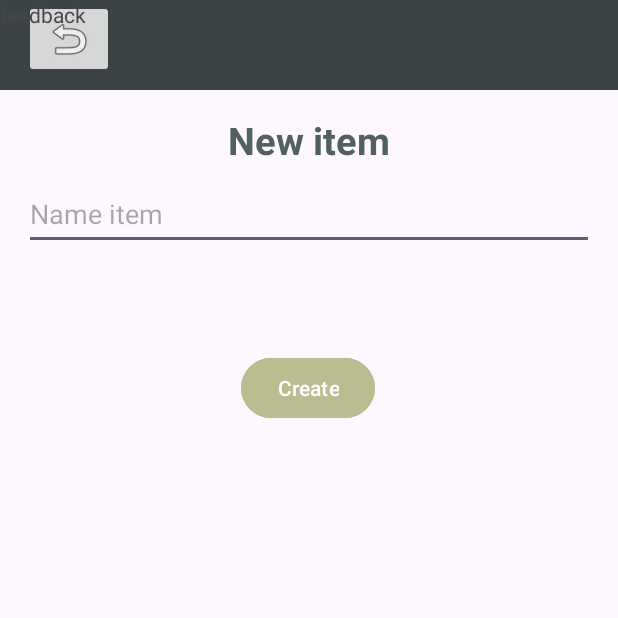
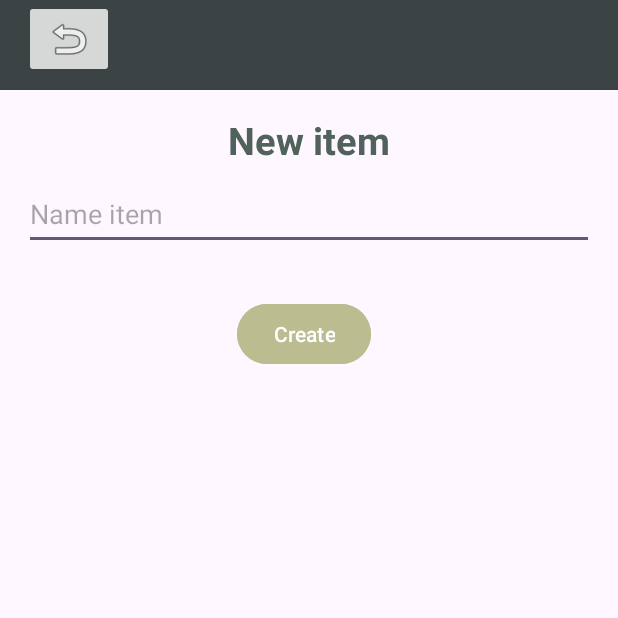
Before and after one commit to mxke17/SanchosList, an Android app: the createNewList screen opened directly, with no data from a screen before it, on a phone screen of 412 x 824 dp, the top half of it. Run offline under Robolectric (Android 15) with nearby library versions, the phone set to English and light mode, and no system bars.

Commit message:
fix: text sizes

```diff
--- a/SanchosLists/app/src/main/res/layout/activity_create_new_list.xml
+++ b/SanchosLists/app/src/main/res/layout/activity_create_new_list.xml
@@ -65,28 +65,18 @@
 
     <!-- Botón de crear -->
 
-    <TextView
-        android:id="@+id/textView"
-        android:layout_width="378dp"
-        android:layout_height="48dp"
-        android:text="@string/feedback"
-        tools:ignore="MissingConstraints"
-        tools:layout_editor_absoluteX="16dp"
-        tools:layout_editor_absoluteY="177dp" />
-
     <Button
         android:id="@+id/createButton"
         android:layout_width="wrap_content"
         android:layout_height="wrap_content"
-        android:layout_marginTop="68dp"
+        android:layout_marginTop="32dp"
         android:backgroundTint="#bbbd91"
         android:onClick="createList"
         android:text="@string/createButton"
         app:layout_constraintEnd_toEndOf="parent"
-        app:layout_constraintHorizontal_bias="0.498"
+        app:layout_constraintHorizontal_bias="0.49"
         app:layout_constraintStart_toStartOf="parent"
         app:layout_constraintTop_toBottomOf="@+id/listNameEditText" />
 
 
-
 </androidx.constraintlayout.widget.ConstraintLayout>
--- a/SanchosLists/app/src/main/res/layout/list_name_item.xml
+++ b/SanchosLists/app/src/main/res/layout/list_name_item.xml
@@ -4,7 +4,8 @@
     xmlns:tools="http://schemas.android.com/tools"
     android:layout_width="match_parent"
     android:layout_height="wrap_content"
-    android:orientation="vertical">
+    android:orientation="vertical"
+    android:paddingHorizontal="50px">
 
     <androidx.cardview.widget.CardView
         android:layout_width="match_parent"
@@ -19,7 +20,8 @@
                 android:id="@+id/textViewListView"
                 android:layout_width="wrap_content"
                 android:layout_height="wrap_content"
-                android:text="TextView" />
+                android:text="TextView"
+                android:textSize="35sp" />
         </LinearLayout>
     </androidx.cardview.widget.CardView>
 
```
Also changed, not shown: SanchosLists/app/src/main/java/com/example/sanchoslists/createNewList.java (+9 -0 lines).
